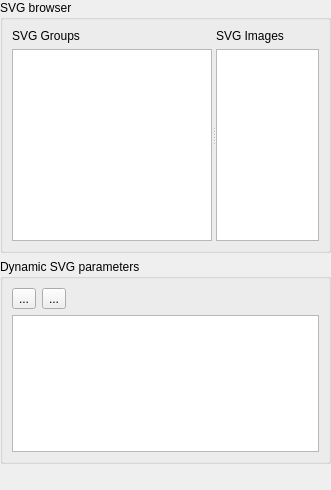
Before: the Qt Designer form src/ui/symbollayer/widget_svgselector.ui in qgis/QGIS, drawn with Qt 5.
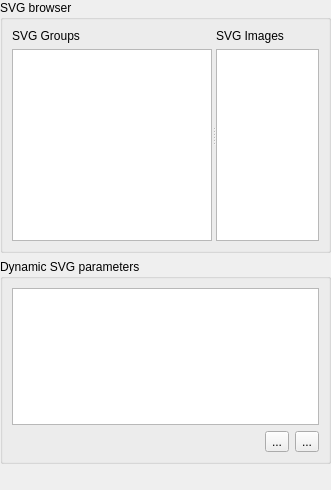
After: the same form once the commit is applied. Icons and pictures are not drawn. Custom widgets are drawn as their Qt base class.

Commit message: move buttons to bottom right

```diff
--- a/src/ui/symbollayer/widget_svgselector.ui
+++ b/src/ui/symbollayer/widget_svgselector.ui
@@ -138,18 +138,7 @@
       <string>Dynamic SVG parameters</string>
      </property>
      <layout class="QGridLayout" name="gridLayout_3">
-      <item row="0" column="0">
-       <widget class="QToolButton" name="mAddParameterButton">
-        <property name="text">
-         <string>...</string>
-        </property>
-        <property name="icon">
-         <iconset resource="../../../images/images.qrc">
-          <normaloff>:/images/themes/default/symbologyAdd.svg</normaloff>:/images/themes/default/symbologyAdd.svg</iconset>
-        </property>
-       </widget>
-      </item>
-      <item row="0" column="1">
+      <item row="1" column="4">
        <widget class="QToolButton" name="mRemoveParameterButton">
         <property name="text">
          <string>...</string>
@@ -160,7 +149,7 @@
         </property>
        </widget>
       </item>
-      <item row="0" column="2">
+      <item row="1" column="2">
        <spacer name="horizontalSpacer">
         <property name="orientation">
          <enum>Qt::Horizontal</enum>
@@ -173,7 +162,18 @@
         </property>
        </spacer>
       </item>
-      <item row="2" column="0" colspan="3">
+      <item row="1" column="3">
+       <widget class="QToolButton" name="mAddParameterButton">
+        <property name="text">
+         <string>...</string>
+        </property>
+        <property name="icon">
+         <iconset resource="../../../images/images.qrc">
+          <normaloff>:/images/themes/default/symbologyAdd.svg</normaloff>:/images/themes/default/symbologyAdd.svg</iconset>
+        </property>
+       </widget>
+      </item>
+      <item row="0" column="0" colspan="5">
        <widget class="QTreeView" name="mParametersTreeView"/>
       </item>
      </layout>
```
